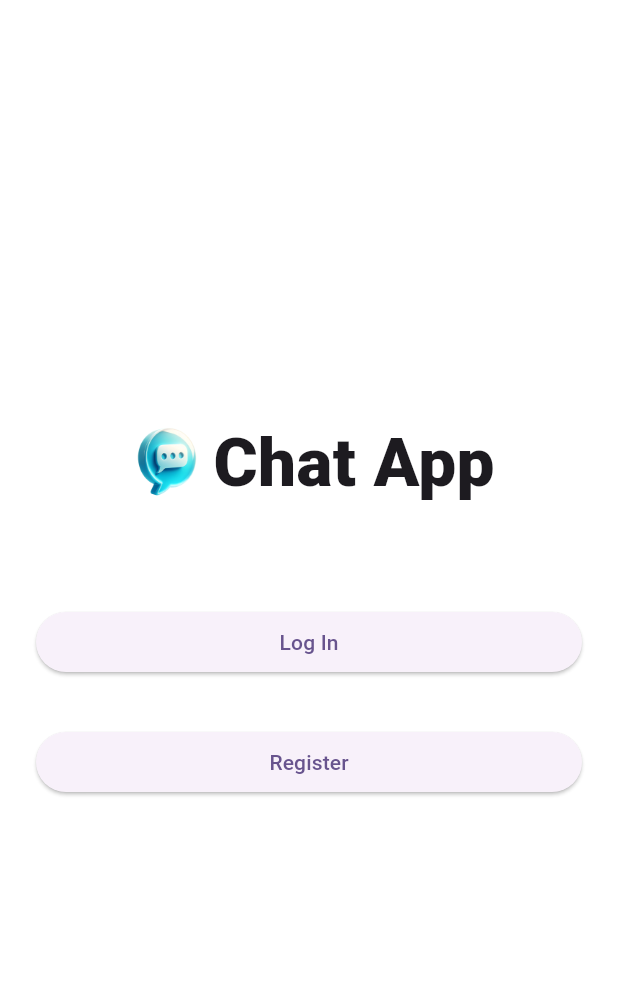
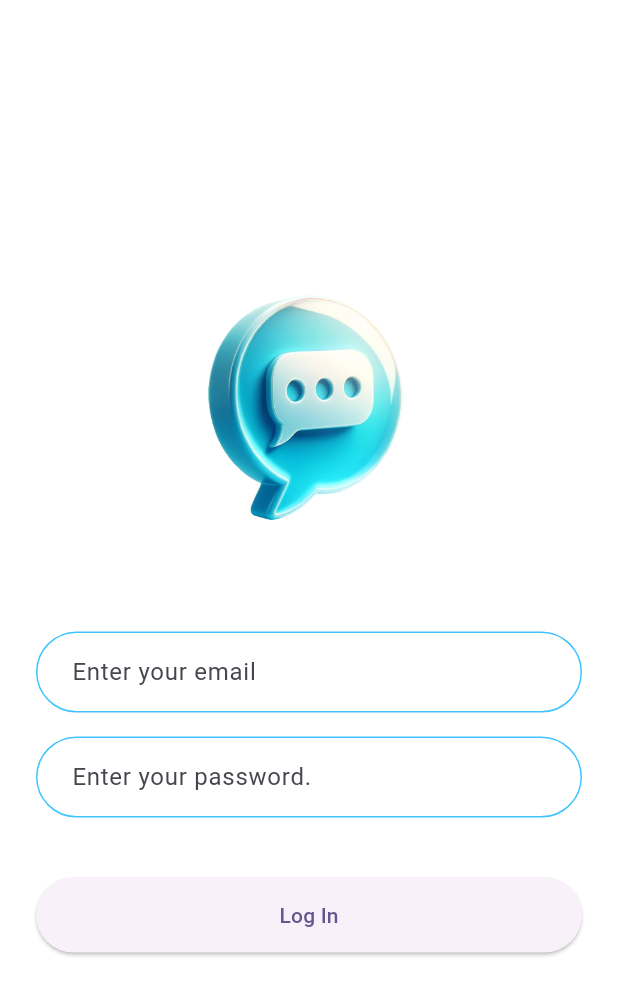
Before and after one commit to amangeldievkuu/chat-app-test, a Flutter app: the screen it shows after launch, on a phone screen of 412 x 824 dp. Shown: the top 995 px of the screen. Run offline on Flutter 3.47's test engine with Material 3 defaults, Android fonts, the phone set to English and light mode, and no system bars.

Commit message:
create login_screen

```diff
--- a/lib/main.dart
+++ b/lib/main.dart
@@ -1,3 +1,4 @@
+import 'package:chat_app/screens/login_screen.dart';
 import 'package:chat_app/screens/welcome_screen.dart';
 import 'package:flutter/material.dart';
 
@@ -17,7 +18,13 @@ class MyApp extends StatelessWidget {
         colorScheme: ColorScheme.fromSeed(seedColor: Colors.deepPurple),
         useMaterial3: true,
       ),
-      home: WelcomeScreen(),
+      initialRoute: LoginScreen.id,
+      routes: {
+        'welcome_screen': (context) => WelcomeScreen(),
+        'login_screen': (context) => LoginScreen(),
+        // '/registration_screen': (context) => Registration(),
+        // '/chat_screen': (context) => ChatScreen(),
+      },
     );
   }
 }
--- a/lib/screens/login_screen.dart
+++ b/lib/screens/login_screen.dart
@@ -0,0 +1,100 @@
+import 'package:flutter/material.dart';
+
+class LoginScreen extends StatefulWidget {
+  const LoginScreen({super.key});
+  static const String id = 'login_screen';
+
+  @override
+  State<LoginScreen> createState() => _LoginScreenState();
+}
+
+class _LoginScreenState extends State<LoginScreen> {
+  @override
+  Widget build(BuildContext context) {
+    return Scaffold(
+      backgroundColor: Colors.white,
+      body: Padding(
+        padding: const EdgeInsets.symmetric(horizontal: 24.0),
+        child: Column(
+          mainAxisAlignment: MainAxisAlignment.center,
+          crossAxisAlignment: CrossAxisAlignment.stretch,
+          children: [
+            SizedBox(
+              height: 200.0,
+              child: Image.asset('images/logo.png'),
+            ),
+            const SizedBox(
+              height: 48.0,
+            ),
+            TextField(
+              onChanged: (value) {
+                //Do something with the user input.
+              },
+              decoration: const InputDecoration(
+                hintText: 'Enter your email',
+                contentPadding:
+                    EdgeInsets.symmetric(vertical: 15.0, horizontal: 20.0),
+                border: OutlineInputBorder(
+                  borderRadius: BorderRadius.all(Radius.circular(32.0)),
+                ),
+                enabledBorder: OutlineInputBorder(
+                  borderSide:
+                      BorderSide(color: Colors.lightBlueAccent, width: 1.0),
+                  borderRadius: BorderRadius.all(Radius.circular(32.0)),
+                ),
+                focusedBorder: OutlineInputBorder(
+                  borderSide:
+                      BorderSide(color: Colors.lightBlueAccent, width: 2.0),
+                  borderRadius: BorderRadius.all(Radius.circular(32.0)),
+                ),
+              ),
+            ),
+            const SizedBox(
+              height: 16.0,
+            ),
+            TextField(
+              onChanged: (value) {
+                //Do something with the user input.
+              },
+              decoration: const InputDecoration(
+                hintText: 'Enter your password.',
+                contentPadding:
+                    EdgeInsets.symmetric(vertical: 15.0, horizontal: 20.0),
+                border: OutlineInputBorder(
+                  borderRadius: BorderRadius.all(Radius.circular(32.0)),
+                ),
+                enabledBorder: OutlineInputBorder(
+                  borderSide:
+                      BorderSide(color: Colors.lightBlueAccent, width: 1.0),
+                  borderRadius: BorderRadius.all(Radius.circular(32.0)),
+                ),
+                focusedBorder: OutlineInputBorder(
+                  borderSide:
+                      BorderSide(color: Colors.lightBlueAccent, width: 2.0),
+                  borderRadius: BorderRadius.all(Radius.circular(32.0)),
+                ),
+              ),
+            ),
+            const SizedBox(
+              height: 24.0,
+            ),
+            Padding(
+              padding: const EdgeInsets.symmetric(vertical: 16.0),
+              child: ElevatedButton(
+                style: ButtonStyle(
+                  padding: MaterialStateProperty.all(
+                    const EdgeInsets.symmetric(vertical: 15.0),
+                  ),
+                ),
+                onPressed: () {
+                  //Implement login functionality.
+                },
+                child: const Text('Log In'),
+              ),
+            ),
+          ],
+        ),
+      ),
+    );
+  }
+}
--- a/lib/screens/welcome_screen.dart
+++ b/lib/screens/welcome_screen.dart
@@ -2,6 +2,7 @@ import 'package:flutter/material.dart';
 
 class WelcomeScreen extends StatefulWidget {
   const WelcomeScreen({super.key});
+  static const String id = 'welcome_screen';
 
   @override
   State<WelcomeScreen> createState() => _WelcomeScreenState();
```
